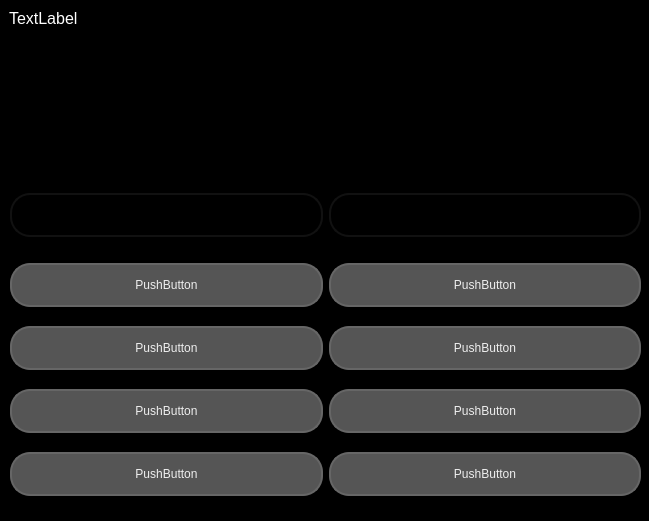
This is ui/quiz.ui in alaurentinoofficial/networks-project-2 as Qt 5 draws it before an edit. The edited form follows.
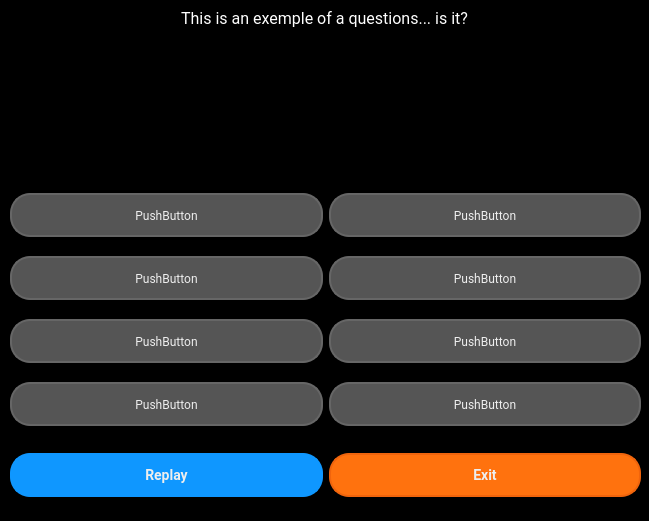
This is the edited form.

Commit message: Fix bug of send round response for wrong player && Update the visual to put the replay and exit button in botton side

Diff of the .ui file:
```diff
--- a/ui/quiz.ui
+++ b/ui/quiz.ui
@@ -23,7 +23,7 @@
     <property name="geometry">
      <rect>
       <x>10</x>
-      <y>180</y>
+      <y>440</y>
       <width>631</width>
       <height>71</height>
      </rect>
@@ -32,7 +32,15 @@
      <item>
       <widget class="QPushButton" name="replay">
        <property name="enabled">
-        <bool>false</bool>
+        <bool>true</bool>
+       </property>
+       <property name="font">
+        <font>
+         <family>Roboto</family>
+         <pointsize>-1</pointsize>
+         <weight>75</weight>
+         <bold>true</bold>
+        </font>
        </property>
        <property name="cursor">
         <cursorShape>PointingHandCursor</cursorShape>
@@ -57,7 +65,7 @@
 }
 QPushButton:disabled {
     background-color: #000;
-    border-color: #111;
+    border-color: #000;
 	color: #000;
 }</string>
        </property>
@@ -69,7 +77,15 @@
      <item>
       <widget class="QPushButton" name="exit">
        <property name="enabled">
-        <bool>false</bool>
+        <bool>true</bool>
+       </property>
+       <property name="font">
+        <font>
+         <family>Roboto</family>
+         <pointsize>-1</pointsize>
+         <weight>75</weight>
+         <bold>true</bold>
+        </font>
        </property>
        <property name="cursor">
         <cursorShape>PointingHandCursor</cursorShape>
@@ -94,7 +110,7 @@
 }
 QPushButton:disabled {
     background-color: #000;
-    border-color: #111;
+    border-color: #000;
 	color: #000;
 }</string>
        </property>
@@ -117,6 +133,12 @@
     <layout class="QHBoxLayout" name="horizontalLayout_2">
      <item>
       <widget class="QLabel" name="label">
+       <property name="font">
+        <font>
+         <family>Roboto</family>
+         <pointsize>-1</pointsize>
+        </font>
+       </property>
        <property name="styleSheet">
         <string notr="true">QLabel {
 	color: #fff;
@@ -124,10 +146,10 @@
 }</string>
        </property>
        <property name="text">
-        <string>TextLabel</string>
+        <string>This is an exemple of a questions... is it?</string>
        </property>
        <property name="alignment">
-        <set>Qt::AlignLeading|Qt::AlignLeft|Qt::AlignTop</set>
+        <set>Qt::AlignHCenter|Qt::AlignTop</set>
        </property>
        <property name="wordWrap">
         <bool>true</bool>
@@ -143,7 +165,7 @@
     <property name="geometry">
      <rect>
       <x>10</x>
-      <y>250</y>
+      <y>180</y>
       <width>631</width>
       <height>261</height>
      </rect>
@@ -154,6 +176,11 @@
        <property name="enabled">
         <bool>true</bool>
        </property>
+       <property name="font">
+        <font>
+         <family>Roboto</family>
+        </font>
+       </property>
        <property name="cursor">
         <cursorShape>PointingHandCursor</cursorShape>
        </property>
@@ -171,7 +198,7 @@
 }
 QPushButton:disabled {
     background-color: #000;
-    border-color: #111;
+    border-color: #000;
 	color: #000;
 }</string>
        </property>
@@ -185,6 +212,11 @@
        <property name="enabled">
         <bool>true</bool>
        </property>
+       <property name="font">
+        <font>
+         <family>Roboto</family>
+        </font>
+       </property>
        <property name="cursor">
         <cursorShape>PointingHandCursor</cursorShape>
        </property>
@@ -202,7 +234,7 @@
 }
 QPushButton:disabled {
     background-color: #000;
-    border-color: #111;
+    border-color: #000;
 	color: #000;
 }</string>
        </property>
@@ -216,6 +248,11 @@
        <property name="enabled">
         <bool>true</bool>
        </property>
+       <property name="font">
+        <font>
+         <family>Roboto</family>
+        </font>
+       </property>
        <property name="cursor">
         <cursorShape>PointingHandCursor</cursorShape>
        </property>
@@ -233,7 +270,7 @@
 }
 QPushButton:disabled {
     background-color: #000;
-    border-color: #111;
+    border-color: #000;
 	color: #000;
 }</string>
        </property>
@@ -250,6 +287,11 @@
        <property name="enabled">
         <bool>true</bool>
        </property>
+       <property name="font">
+        <font>
+         <family>Roboto</family>
+        </font>
+       </property>
        <property name="cursor">
         <cursorShape>PointingHandCursor</cursorShape>
        </property>
@@ -267,7 +309,7 @@
 }
 QPushButton:disabled {
     background-color: #000;
-    border-color: #111;
+    border-color: #000;
 	color: #000;
 }</string>
        </property>
@@ -281,6 +323,11 @@
        <property name="enabled">
         <bool>true</bool>
        </property>
+       <property name="font">
+        <font>
+         <family>Roboto</family>
+        </font>
+       </property>
        <property name="cursor">
         <cursorShape>PointingHandCursor</cursorShape>
        </property>
@@ -298,7 +345,7 @@
 }
 QPushButton:disabled {
     background-color: #000;
-    border-color: #111;
+    border-color: #000;
 	color: #000;
 }</string>
        </property>
@@ -312,6 +359,11 @@
        <property name="enabled">
         <bool>true</bool>
        </property>
+       <property name="font">
+        <font>
+         <family>Roboto</family>
+        </font>
+       </property>
        <property name="cursor">
         <cursorShape>PointingHandCursor</cursorShape>
        </property>
@@ -329,7 +381,7 @@
 }
 QPushButton:disabled {
     background-color: #000;
-    border-color: #111;
+    border-color: #000;
 	color: #000;
 }</string>
        </property>
@@ -343,6 +395,11 @@
        <property name="enabled">
         <bool>true</bool>
        </property>
+       <property name="font">
+        <font>
+         <family>Roboto</family>
+        </font>
+       </property>
        <property name="cursor">
         <cursorShape>PointingHandCursor</cursorShape>
        </property>
@@ -360,7 +417,7 @@
 }
 QPushButton:disabled {
     background-color: #000;
-    border-color: #111;
+    border-color: #000;
 	color: #000;
 }</string>
        </property>
@@ -374,6 +431,11 @@
        <property name="enabled">
         <bool>true</bool>
        </property>
+       <property name="font">
+        <font>
+         <family>Roboto</family>
+        </font>
+       </property>
        <property name="cursor">
         <cursorShape>PointingHandCursor</cursorShape>
        </property>
@@ -391,7 +453,7 @@
 }
 QPushButton:disabled {
     background-color: #000;
-    border-color: #111;
+    border-color: #000;
 	color: #000;
 }</string>
        </property>
```
The commit also changes 3 other files.
